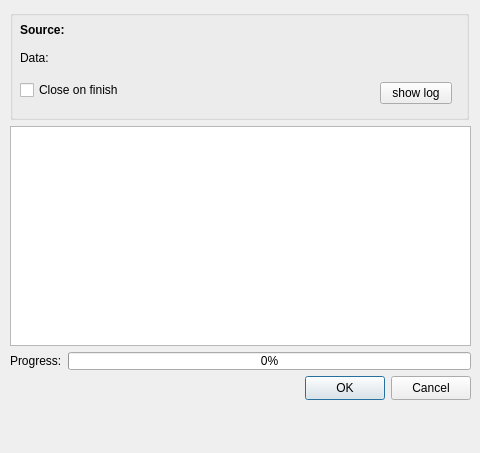
USEPA/rsig3d, file code/src/apps/RSIG3D/downloaddialog.ui: the form before one commit.
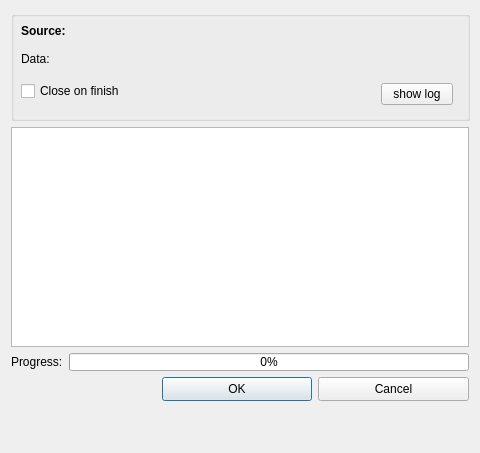
The form after the commit.

What changed in the file:
```diff
--- a/code/src/apps/RSIG3D/downloaddialog.ui
+++ b/code/src/apps/RSIG3D/downloaddialog.ui
@@ -31,15 +31,8 @@
   <property name="windowTitle">
    <string>Downloading ......</string>
   </property>
-  <widget class="QWidget" name="layoutWidget">
-   <property name="geometry">
-    <rect>
-     <x>10</x>
-     <y>10</y>
-     <width>461</width>
-     <height>433</height>
-    </rect>
-   </property>
+  <layout class="QGridLayout" name="gridLayout">
+   <item row="0" column="0">
    <layout class="QVBoxLayout" name="verticalLayout">
     <item>
      <widget class="QGroupBox" name="groupBox">
@@ -73,6 +66,12 @@
          <height>22</height>
         </rect>
        </property>
+        <property name="sizePolicy">
+         <sizepolicy hsizetype="MinimumExpanding" vsizetype="MinimumExpanding">
+          <horstretch>0</horstretch>
+          <verstretch>0</verstretch>
+         </sizepolicy>
+        </property>
        <property name="text">
         <string>show log</string>
        </property>
@@ -86,6 +85,18 @@
          <height>16</height>
         </rect>
        </property>
+        <property name="sizePolicy">
+         <sizepolicy hsizetype="MinimumExpanding" vsizetype="MinimumExpanding">
+          <horstretch>0</horstretch>
+          <verstretch>0</verstretch>
+         </sizepolicy>
+        </property>
+        <property name="minimumSize">
+         <size>
+          <width>60</width>
+          <height>0</height>
+         </size>
+        </property>
        <property name="text">
         <string>&lt;b&gt;Source:&lt;/b&gt;</string>
        </property>
@@ -115,6 +126,18 @@
          <height>16</height>
         </rect>
        </property>
+        <property name="sizePolicy">
+         <sizepolicy hsizetype="MinimumExpanding" vsizetype="MinimumExpanding">
+          <horstretch>0</horstretch>
+          <verstretch>0</verstretch>
+         </sizepolicy>
+        </property>
+        <property name="minimumSize">
+         <size>
+          <width>60</width>
+          <height>0</height>
+         </size>
+        </property>
        <property name="text">
         <string>&lt;b&gt;Data:&lt;/b&gt;</string>
        </property>
@@ -128,6 +151,12 @@
          <height>20</height>
         </rect>
        </property>
+        <property name="sizePolicy">
+         <sizepolicy hsizetype="MinimumExpanding" vsizetype="MinimumExpanding">
+          <horstretch>0</horstretch>
+          <verstretch>0</verstretch>
+         </sizepolicy>
+        </property>
        <property name="text">
         <string>Close on finish</string>
        </property>
@@ -177,6 +206,12 @@
       </item>
       <item>
        <widget class="QProgressBar" name="progressBar">
+         <property name="sizePolicy">
+          <sizepolicy hsizetype="MinimumExpanding" vsizetype="MinimumExpanding">
+           <horstretch>0</horstretch>
+           <verstretch>0</verstretch>
+          </sizepolicy>
+         </property>
         <property name="minimumSize">
          <size>
           <width>0</width>
@@ -216,6 +251,12 @@
       </item>
       <item>
        <widget class="QPushButton" name="okPushButton">
+         <property name="sizePolicy">
+          <sizepolicy hsizetype="MinimumExpanding" vsizetype="MinimumExpanding">
+           <horstretch>0</horstretch>
+           <verstretch>0</verstretch>
+          </sizepolicy>
+         </property>
         <property name="minimumSize">
          <size>
           <width>0</width>
@@ -238,6 +279,12 @@
       </item>
       <item>
        <widget class="QPushButton" name="cancelPushButton">
+         <property name="sizePolicy">
+          <sizepolicy hsizetype="MinimumExpanding" vsizetype="MinimumExpanding">
+           <horstretch>0</horstretch>
+           <verstretch>0</verstretch>
+          </sizepolicy>
+         </property>
         <property name="minimumSize">
          <size>
           <width>0</width>
@@ -271,7 +318,8 @@
      </spacer>
     </item>
    </layout>
-  </widget>
+   </item>
+  </layout>
  </widget>
  <resources/>
  <connections/>
```
Lines whose indentation alone changed are shown as unchanged.
